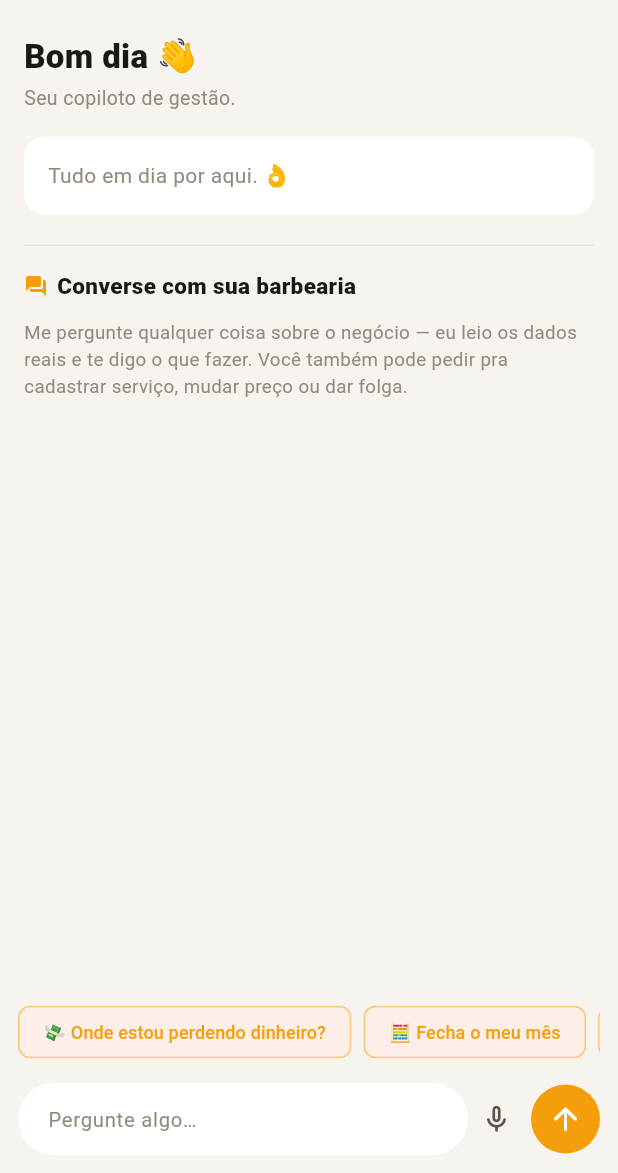
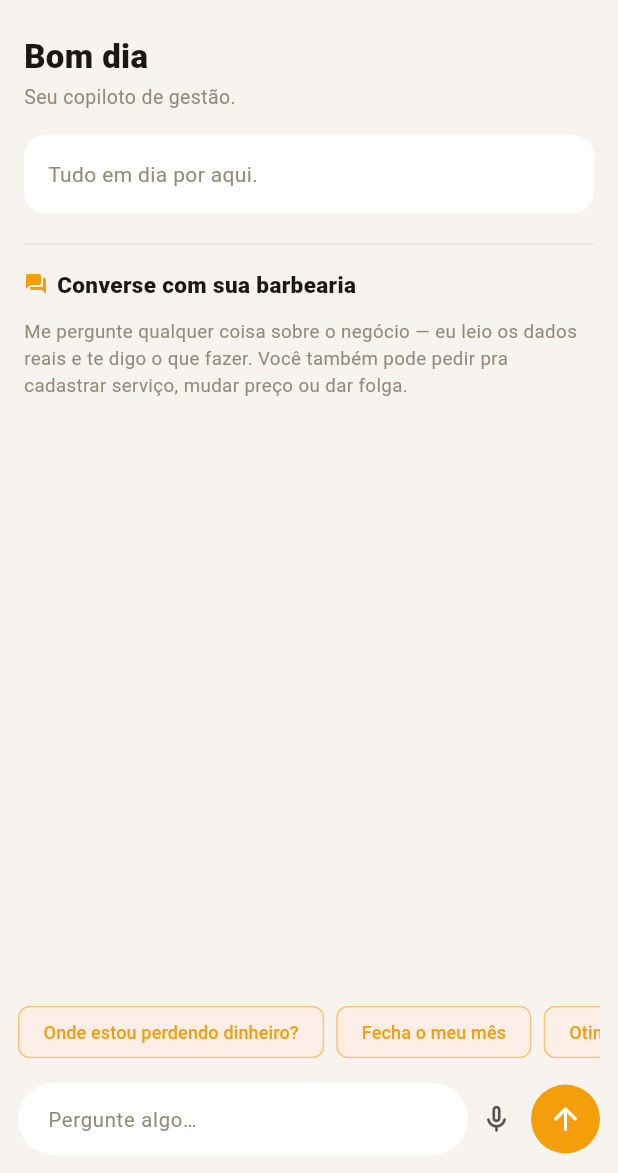
Before and after one commit to alexanderjr02/barbearias-app, a Flutter app: the GestorCopilotScreen screen opened directly, on a phone screen of 412 x 824 dp, the part 63-1236 px from its top. Run offline on Flutter 3.47's test engine with Material 3 defaults, Android fonts, the phone set to English and light mode, and no system bars; our stand-ins replace dio, fl_chart, flutter_secure_storage, flutter_tts, google_sign_in, image_picker and 5 more; missing offline and left inert: dart:js_interop; accounts and stored records are empty; network calls fail.

Commit message:
refactor(mobile): remove emojis do texto do app, mantendo so o trofeu do ranking
Sistema mais maduro e profissional: sem emoji em saudacao, chatbot, chips de
sugestao do copilot, fidelidade, gorjeta, fila, carteira de cortes nem cards
de financeiro. Texto limpo e o tratamento moderno (Linear/Stripe).

Unico mantido: o trofeu do primeiro colocado no ranking de barbeiros, a pedido
— ali o icone comunica posicao de relance.

28 remocoes em 12 telas (barbeiro, cliente, chatbot, gestor).

Co-Authored-By: Claude Opus 4.8 <noreply@anthropic.com>

```diff
--- a/mobile/lib/features/barbeiro/barbeiro_copilot_screen.dart
+++ b/mobile/lib/features/barbeiro/barbeiro_copilot_screen.dart
@@ -29,7 +29,7 @@ class _BarbeiroCopilotScreenState extends State<BarbeiroCopilotScreen> {
   final FlutterTts _tts = FlutterTts();
   bool _speak = false;
   final List<_Msg> _messages = [];
-  List<String> _suggestions = const ['🎙️ Briefing do meu próximo cliente', 'Quanto vou receber esse mês?', 'Meus clientes sumidos'];
+  List<String> _suggestions = const ['Briefing do meu próximo cliente', 'Quanto vou receber esse mês?', 'Meus clientes sumidos'];
   bool _sending = false;
   bool _greetingLoading = true;
   String? _conversationId;
@@ -185,7 +185,7 @@ class _BarbeiroCopilotScreenState extends State<BarbeiroCopilotScreen> {
                   const SizedBox(height: 14),
                   Text('Seu copiloto pessoal', style: TextStyle(color: palette.textPrimary, fontWeight: FontWeight.w800, fontSize: 18)),
                   const SizedBox(height: 6),
-                  Text('Peça o briefing do seu próximo cliente (avaliação, preferências, receita do último corte, aniversário e dica de venda), veja seus ganhos ou quem sumiu. Ative a voz 🔊 pra ouvir o briefing antes de atender.', style: TextStyle(color: palette.textFaint, fontSize: 13, height: 1.4)),
+                  Text('Peça o briefing do seu próximo cliente (avaliação, preferências, receita do último corte, aniversário e dica de venda), veja seus ganhos ou quem sumiu. Ative a voz pra ouvir o briefing antes de atender.', style: TextStyle(color: palette.textFaint, fontSize: 13, height: 1.4)),
                 ],
                 ..._messages.asMap().entries.map((e) => _Bubble(msg: e.value, palette: palette, accent: accent, animate: e.value.role == 'assistant' && e.key == _messages.length - 1)),
                 if (_sending || _greetingLoading) Padding(padding: const EdgeInsets.only(top: 6), child: Row(children: [SizedBox(width: 16, height: 16, child: CircularProgressIndicator(strokeWidth: 2, color: accent)), const SizedBox(width: 8), Text(_greetingLoading && _messages.isEmpty ? 'preparando seu resumo…' : 'pensando…', style: TextStyle(color: palette.textFaint, fontSize: 12))])),
--- a/mobile/lib/features/barbeiro/finalize_appointment_screen.dart
+++ b/mobile/lib/features/barbeiro/finalize_appointment_screen.dart
@@ -146,7 +146,7 @@ class _FinalizeAppointmentScreenState extends State<FinalizeAppointmentScreen> {
         notes: _notes.text.trim(),
       );
       if (mounted) {
-        AppToast.success(context, 'Atendimento concluído ✂️');
+        AppToast.success(context, 'Atendimento concluído');
         Navigator.of(context).pop(true);
       }
     } catch (e) {
--- a/mobile/lib/features/chatbot/chatbot_responses.dart
+++ b/mobile/lib/features/chatbot/chatbot_responses.dart
@@ -10,7 +10,7 @@ class ChatbotResponse {
 const List<ChatbotResponse> chatbotResponses = [
   ChatbotResponse(
     ['oi', 'olá', 'ola', 'bom dia', 'boa tarde', 'boa noite', 'tudo bem'],
-    'Olá! 👋 Posso te ajudar a marcar um horário, ver seus pontos ou tirar dúvidas rápidas. O que você precisa?',
+    'Olá! Posso te ajudar a marcar um horário, ver seus pontos ou tirar dúvidas rápidas. O que você precisa?',
   ),
   ChatbotResponse(
     ['marcar', 'agendar', 'agendamento', 'horário', 'horario', 'reservar'],
@@ -38,12 +38,12 @@ const List<ChatbotResponse> chatbotResponses = [
   ),
   ChatbotResponse(
     ['obrigado', 'obrigada', 'valeu', 'ok', 'blz'],
-    'Disponha! Qualquer coisa é só chamar por aqui. ✂️',
+    'Disponha! Qualquer coisa é só chamar por aqui.',
   ),
 ];
 
 const String chatbotDefaultResponse =
-    'Ainda não sei responder isso direito 🙏 Mas posso ajudar com: marcar horário, cancelar/remarcar, pontos de fidelidade e avaliações.';
+    'Ainda não sei responder isso direito. Mas posso ajudar com: marcar horário, cancelar/remarcar, pontos de fidelidade e avaliações.';
 
 const List<String> chatbotQuickReplies = [
   'Como marcar um horário?',
--- a/mobile/lib/features/cliente/cliente_home_screen.dart
+++ b/mobile/lib/features/cliente/cliente_home_screen.dart
@@ -438,7 +438,7 @@ class _ClienteHomeScreenState extends State<ClienteHomeScreen> {
                                         child: Column(
                                           crossAxisAlignment: CrossAxisAlignment.start,
                                           children: [
-                                            Text('Hora do corte? ✂️', style: TextStyle(color: palette.textPrimary, fontWeight: FontWeight.bold, fontSize: 15)),
+                                            Text('Hora do corte?', style: TextStyle(color: palette.textPrimary, fontWeight: FontWeight.bold, fontSize: 15)),
                                             const SizedBox(height: 2),
                                             Text('Você costuma cortar a cada ${(suggestion.cadenceDays / 7).round()} semana(s) — já faz ${suggestion.daysSince} dias.', style: TextStyle(color: palette.textSecondary, fontSize: 11.5)),
                                           ],
@@ -1236,7 +1236,7 @@ class _NextAppointmentCardState extends State<_NextAppointmentCard> with SingleT
                       Expanded(
                         child: Text(
                           _queue!.ahead == 0
-                              ? 'Você é o próximo! 🔥'
+                              ? 'Você é o próximo!'
                               : '${_queue!.position}º na fila · ~${_queue!.etaMinutes} min de espera',
                           style: TextStyle(color: accent, fontWeight: FontWeight.w700, fontSize: 12.5),
                         ),
@@ -1264,7 +1264,7 @@ class _NextAppointmentCardState extends State<_NextAppointmentCard> with SingleT
                     borderRadius: BorderRadius.circular(14),
                   ),
                   child: Text(
-                    inProgress ? 'Aproveite o corte! ✂️' : 'Você já fez check-in. Aguarde ser chamado.',
+                    inProgress ? 'Aproveite o corte!' : 'Você já fez check-in. Aguarde ser chamado.',
                     textAlign: TextAlign.center,
                     style: TextStyle(color: accent, fontWeight: FontWeight.w700, fontSize: 13),
                   ),
--- a/mobile/lib/features/cliente/cut_wallet_screen.dart
+++ b/mobile/lib/features/cliente/cut_wallet_screen.dart
@@ -81,7 +81,7 @@ class _CutWalletScreenState extends State<CutWalletScreen> {
       final bytes = await _repository.downloadBytes(url);
       await SharePlus.instance.share(ShareParams(
         files: [XFile.fromData(bytes, mimeType: 'image/jpeg', name: 'meu-corte.jpg')],
-        text: 'Corte novo! 💈',
+        text: 'Corte novo!',
       ));
     } catch (_) {
       if (mounted) AppToast.error(context, 'Não foi possível compartilhar');
--- a/mobile/lib/features/cliente/loyalty_wallet_screen.dart
+++ b/mobile/lib/features/cliente/loyalty_wallet_screen.dart
@@ -279,7 +279,7 @@ class _StampCard extends StatelessWidget {
                   children: [
                     Text(
                       done
-                          ? 'Cartela completa! 🎉'
+                          ? 'Cartela completa!'
                           : left == 1
                               ? 'Falta 1 corte'
                               : 'Faltam $left cortes',
--- a/mobile/lib/features/cliente/new_appointment_screen.dart
+++ b/mobile/lib/features/cliente/new_appointment_screen.dart
@@ -213,7 +213,7 @@ class _NewAppointmentScreenState extends State<NewAppointmentScreen> {
     try {
       await _repository.joinWaitlist(shop.id);
       if (mounted) {
-        ScaffoldMessenger.of(context).showSnackBar(const SnackBar(behavior: SnackBarBehavior.floating, content: Text('Você entrou na fila! Avisamos se abrir um horário. 🔔')));
+        ScaffoldMessenger.of(context).showSnackBar(const SnackBar(behavior: SnackBarBehavior.floating, content: Text('Você entrou na fila! Avisamos se abrir um horário.')));
       }
     } catch (_) {
       if (mounted) {
--- a/mobile/lib/features/cliente/tip_screen.dart
+++ b/mobile/lib/features/cliente/tip_screen.dart
@@ -214,7 +214,7 @@ class _ThankYou extends StatelessWidget {
               child: Icon(Icons.favorite_rounded, color: accent, size: 40),
             ),
             const SizedBox(height: 18),
-            Text('Obrigado! 💈', style: TextStyle(color: palette.textPrimary, fontWeight: FontWeight.w900, fontSize: 22)),
+            Text('Obrigado!', style: TextStyle(color: palette.textPrimary, fontWeight: FontWeight.w900, fontSize: 22)),
             const SizedBox(height: 8),
             Text('Sua gorjeta de R\$ ${amount.toStringAsFixed(2)} pra $barberName foi registrada.', textAlign: TextAlign.center, style: TextStyle(color: palette.textFaint, fontSize: 14, height: 1.5)),
             const SizedBox(height: 24),
--- a/mobile/lib/features/gestor/gestor_copilot_screen.dart
+++ b/mobile/lib/features/gestor/gestor_copilot_screen.dart
@@ -294,7 +294,7 @@ class _GestorCopilotScreenState extends State<GestorCopilotScreen> {
               padding: const EdgeInsets.fromLTRB(16, 8, 16, 16),
               children: [
                 // ---- Saudação + Briefing ----
-                Text('${_greeting()} 👋', style: TextStyle(color: palette.textPrimary, fontWeight: FontWeight.w900, fontSize: 22)),
+                Text('${_greeting()}', style: TextStyle(color: palette.textPrimary, fontWeight: FontWeight.w900, fontSize: 22)),
                 const SizedBox(height: 2),
                 Text(
                   (_loadingBriefing || _locked || _cards.isEmpty) ? 'Seu copiloto de gestão.' : 'O que precisa da sua atenção hoje:',
@@ -319,7 +319,7 @@ class _GestorCopilotScreenState extends State<GestorCopilotScreen> {
                   Container(
                     padding: const EdgeInsets.all(16),
                     decoration: BoxDecoration(color: palette.surface, borderRadius: BorderRadius.circular(14)),
-                    child: Text('Tudo em dia por aqui. 👌', style: TextStyle(color: palette.textFaint)),
+                    child: Text('Tudo em dia por aqui.', style: TextStyle(color: palette.textFaint)),
                   )
                 else
                   ..._cards.map((c) => _BriefingCardTile(
@@ -425,12 +425,12 @@ class _GestorCopilotScreenState extends State<GestorCopilotScreen> {
   }
 
   static const _defaultSuggestions = [
-    '💸 Onde estou perdendo dinheiro?',
-    '🧮 Fecha o meu mês',
-    '🧩 Otimiza minha agenda de hoje',
-    '🔮 E se eu subir os preços 10%?',
-    '📅 Monta a escala da semana',
-    '⭐ Me ajuda a responder as avaliações',
+    'Onde estou perdendo dinheiro?',
+    'Fecha o meu mês',
+    'Otimiza minha agenda de hoje',
+    'E se eu subir os preços 10%?',
+    'Monta a escala da semana',
+    'Me ajuda a responder as avaliações',
   ];
 }
 
--- a/mobile/lib/features/gestor/gestor_loyalty_screen.dart
+++ b/mobile/lib/features/gestor/gestor_loyalty_screen.dart
@@ -397,7 +397,7 @@ class _WalletPreview extends StatelessWidget {
               const SizedBox(height: 12),
               Text(
                 remaining == 0
-                    ? 'Cartela completa! Prêmio liberado 🎉'
+                    ? 'Cartela completa! Prêmio liberado'
                     : 'Faltam $remaining ${remaining == 1 ? "corte" : "cortes"} para ganhar '
                         '${cfg.stampRewardLabel.isEmpty ? "seu prêmio" : cfg.stampRewardLabel}',
                 style: TextStyle(
--- a/mobile/lib/features/gestor/widgets/finance_cards.dart
+++ b/mobile/lib/features/gestor/widgets/finance_cards.dart
@@ -226,7 +226,7 @@ class _FinanceCockpitCardState extends State<FinanceCockpitCard> {
                       iconColor: const Color(0xFF3B82F6),
                       label: 'Projeção',
                       value: _brl0(projection),
-                      sub: projectionPct >= 100 ? 'bate a meta 🎯' : '${projectionPct.round()}% da meta',
+                      sub: projectionPct >= 100 ? 'bate a meta' : '${projectionPct.round()}% da meta',
                       subColor: projectionPct >= 100 ? const Color(0xFF10B981) : palette.textFaint,
                     ),
                   ),
@@ -240,7 +240,7 @@ class _FinanceCockpitCardState extends State<FinanceCockpitCard> {
                       value: o.monthExpenses == 0
                           ? '—'
                           : covered
-                              ? 'Coberto ✓'
+                              ? 'Coberto'
                               : _brl0((o.monthExpenses - o.monthRevenue).clamp(0, double.infinity)),
                       sub: o.monthExpenses == 0
                           ? 'lance despesas'
```
Also changed, not shown: mobile/lib/features/chatbot/floating_chatbot.dart (+4 -4 lines).
